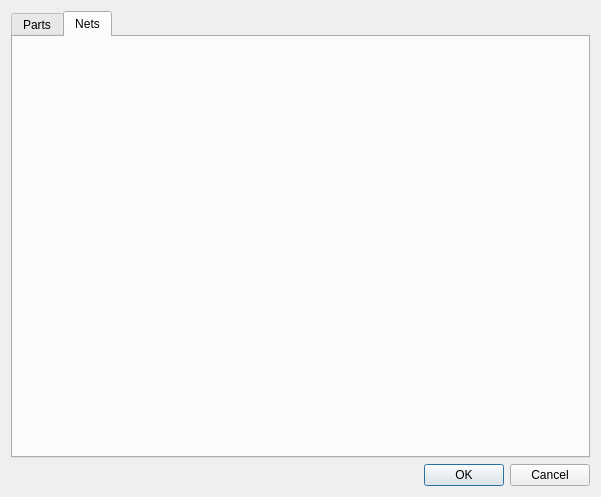
Above: NetlistDialog.ui from igorizyumin/xpcb before the change. Below: the same form after it.
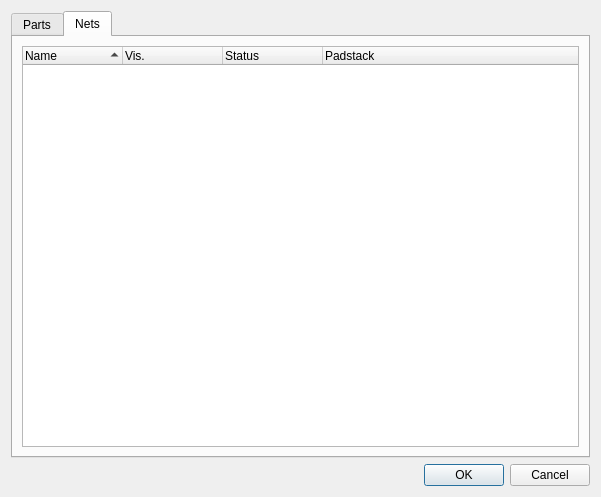
That is the form after the change. The open tabs and pages were chosen to show the change.

Commit message: netlist dialog and new logos

Patch:
```diff
--- a/NetlistDialog.ui
+++ b/NetlistDialog.ui
@@ -44,6 +44,44 @@
       <attribute name="title">
        <string>Nets</string>
       </attribute>
+      <layout class="QVBoxLayout" name="verticalLayout_3">
+       <item>
+        <widget class="QTreeWidget" name="netsTree">
+         <property name="sortingEnabled">
+          <bool>true</bool>
+         </property>
+         <attribute name="headerDefaultSectionSize">
+          <number>100</number>
+         </attribute>
+         <attribute name="headerShowSortIndicator" stdset="0">
+          <bool>true</bool>
+         </attribute>
+         <attribute name="headerStretchLastSection">
+          <bool>true</bool>
+         </attribute>
+         <column>
+          <property name="text">
+           <string>Name</string>
+          </property>
+         </column>
+         <column>
+          <property name="text">
+           <string>Vis.</string>
+          </property>
+         </column>
+         <column>
+          <property name="text">
+           <string>Status</string>
+          </property>
+         </column>
+         <column>
+          <property name="text">
+           <string>Padstack</string>
+          </property>
+         </column>
+        </widget>
+       </item>
+      </layout>
      </widget>
     </widget>
    </item>
```
Left out of the diff: 23 changed lines with no effect on the pictures. The commit also changes 18 other files.
